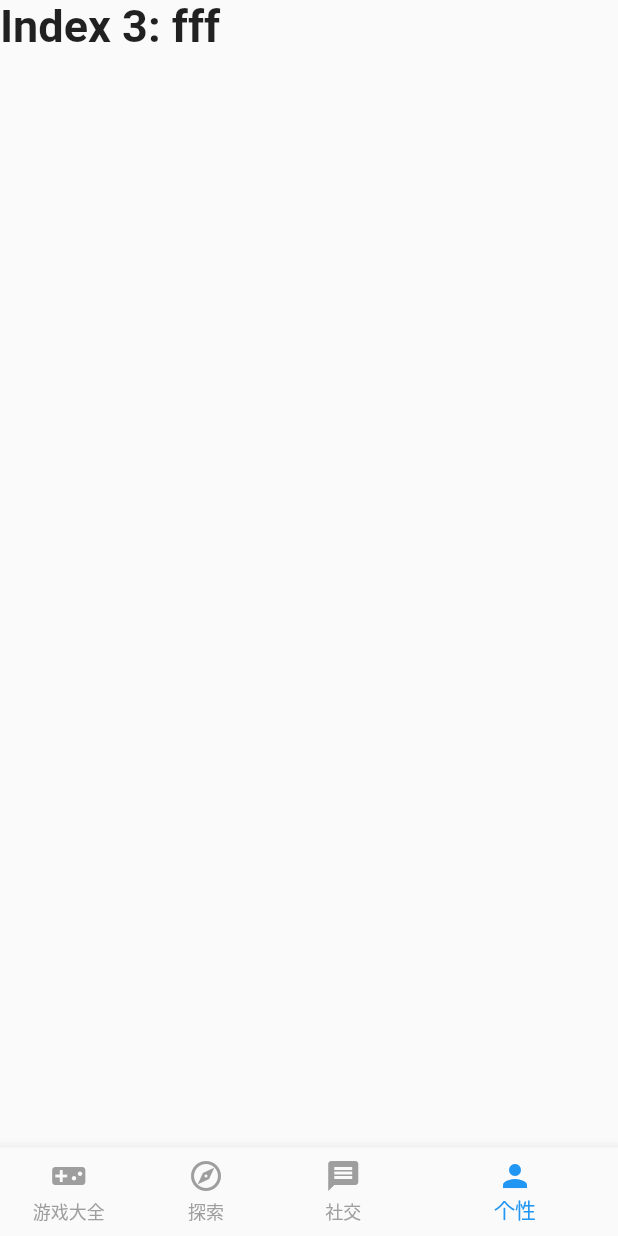
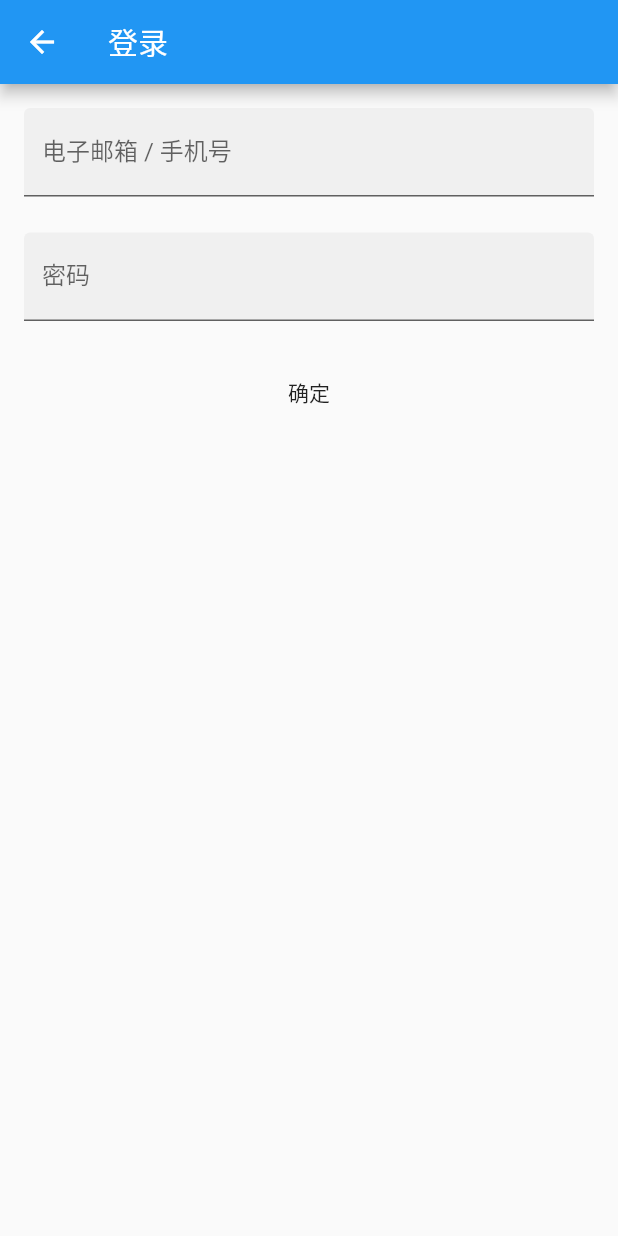
Before and after one commit to LittleboyHarry/demo-flutter-gamebox, a Flutter app: the CenterRoute screen opened directly, item 4 of the bottom bar chosen, on a phone screen of 412 x 824 dp. Run offline on Flutter 3.47's test engine with Material 2 defaults, Android fonts, the phone set to English and light mode, and no system bars.

Commit message:
实现登录页面

```diff
--- /dev/null
+++ b/lib/routes/login_route.dart
@@ -0,0 +1,90 @@
+import 'package:flutter/material.dart';
+
+class LoginRoute extends StatefulWidget {
+  @override
+  _LoginRouteState createState() => _LoginRouteState();
+}
+
+class _LoginRouteState extends State<LoginRoute> {
+  final usernameController = TextEditingController();
+  final passwordController = TextEditingController();
+
+  @override
+  void dispose() {
+    // Clean up the controller when the widget is disposed.
+    usernameController.dispose();
+    passwordController.dispose();
+    super.dispose();
+  }
+
+  @override
+  Widget build(BuildContext context) {
+    var formItems = [
+      ...[
+        TextFormField(
+          controller: usernameController,
+          decoration: InputDecoration(
+            filled: true,
+            labelText: '电子邮箱 / 手机号',
+          ),
+        ),
+        TextFormField(
+          controller: passwordController,
+          decoration: InputDecoration(
+            filled: true,
+            labelText: '密码',
+          ),
+          obscureText: true,
+        ),
+        FlatButton(
+          child: Text('确定'),
+          onPressed: () async {
+            if (usernameController.value.text == "" ||
+                passwordController.value.text == "")
+              _showDialog(context, '请输入用户名或密码！');
+            else
+              Navigator.pop(context);
+          },
+        ),
+      ].expand(
+        (widget) => [
+          widget,
+          SizedBox(
+            height: 24,
+          )
+        ],
+      )
+    ];
+
+    return Scaffold(
+      appBar: AppBar(
+        title: Text('登录'),
+      ),
+      body: Form(
+        child: Scrollbar(
+          child: SingleChildScrollView(
+            padding: EdgeInsets.all(16),
+            child: Column(
+              children: formItems,
+            ),
+          ),
+        ),
+      ),
+    );
+  }
+
+  void _showDialog(BuildContext context, String message) {
+    showDialog(
+      context: context,
+      child: AlertDialog(
+        title: Text(message),
+        actions: [
+          FlatButton(
+            child: Text('OK'),
+            onPressed: () => Navigator.of(context).pop(),
+          ),
+        ],
+      ),
+    );
+  }
+}
--- a/pubspec.yaml
+++ b/pubspec.yaml
@@ -45,7 +45,8 @@ flutter:
   uses-material-design: true
 
   # To add assets to your application, add an assets section, like this:
-  # assets:
+  assets:
+    - assets/
   #   - images/a_dot_burr.jpeg
   #   - images/a_dot_ham.jpeg
 
```
Also changed, not shown: lib/routes/center_route.dart (+62 -24 lines).
